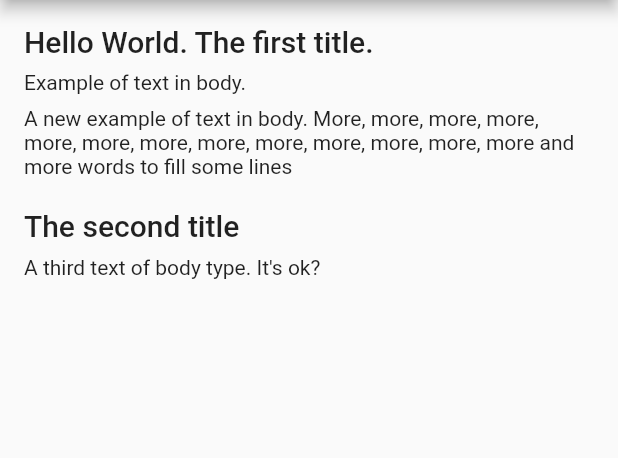
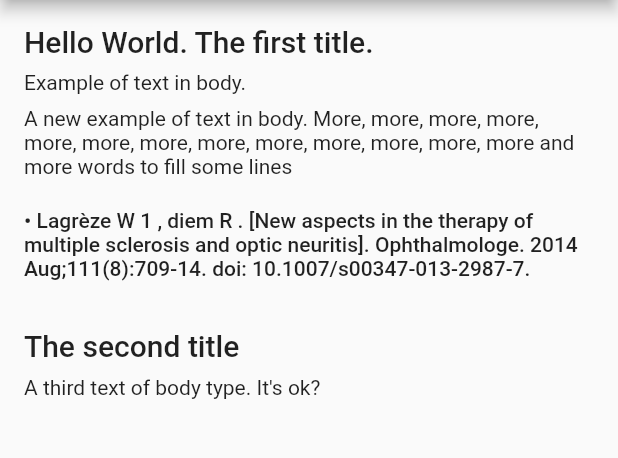
Before and after one commit to Red-Ovenbirds/taiper, a Flutter app: the screen it shows after launch, on a phone screen of 412 x 824 dp, the part 84-542 px from its top. Run offline on Flutter 3.47's test engine with Material 2 defaults, Android fonts, the phone set to English and light mode, and no system bars.

Commit message:
reference text block

```diff
--- a/examples/development_app/lib/main.dart
+++ b/examples/development_app/lib/main.dart
@@ -40,6 +40,10 @@ class MyHomePage extends StatelessWidget {
               "A new example of text in body. More, more, more, more, more, more, more, more, more, more, more, more, more and more words to fill some lines",
           ),
           TextClayblock(
+            type: TextClayblockType.ref,
+            content: "Lagrèze W 1 , diem R . [New aspects in the therapy of multiple sclerosis and optic neuritis]. Ophthalmologe. 2014 Aug;111(8):709-14. doi: 10.1007/s00347-013-2987-7.",
+          ),
+          TextClayblock(
             type: TextClayblockType.title,
             content: "The second title",
           ),
--- a/lib/src/clayblocks/text.dart
+++ b/lib/src/clayblocks/text.dart
@@ -14,6 +14,10 @@ class TextClayblock extends Clayblock {
         break;
       case TextClayblockType.title:
         this.style.padding = EdgeInsets.only(top: 16, bottom: 4, right: 16, left: 16);
+        break;
+      case TextClayblockType.ref:
+        this.style.padding = EdgeInsets.symmetric(vertical: 16, horizontal: 16);
+        break;
     }
   }
 
@@ -27,13 +31,17 @@ class TextClayblock extends Clayblock {
         break;
       case TextClayblockType.title:
         textStyle = Theme.of(context).textTheme.title;
+        break;
+      case TextClayblockType.ref:
+        textStyle = Theme.of(context).textTheme.body2;
     }
 
-    return Text(content, style: textStyle);
+    final displayText = type != TextClayblockType.ref ? content : '\u2022 ' + content;
+
+    return Text(displayText, style: textStyle);
   }
-
 }
 
 enum TextClayblockType {
-  body, title
+  body, title, ref
 }
```
